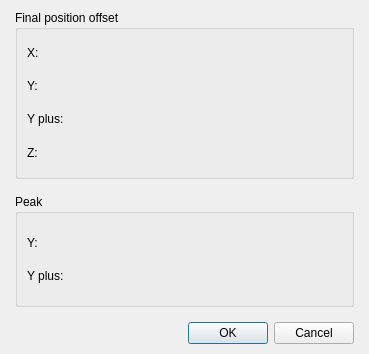
The window that Editor/Dialogs/dialogjump.ui (RPG-Paper-Maker/RPG-Paper-Maker) describes before a commit, drawn with Qt 5.
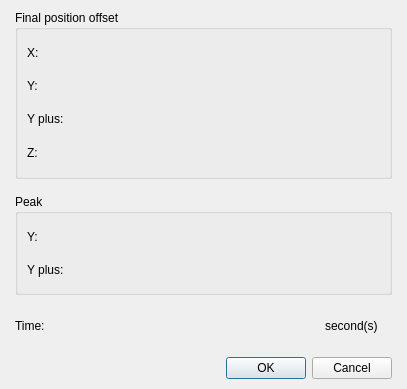
The same window after the commit. Custom widgets are drawn as their Qt base class.

Commit message: [WIP] Command move object (complete): jump time

Patch:
```diff
--- a/Editor/Dialogs/dialogjump.ui
+++ b/Editor/Dialogs/dialogjump.ui
@@ -6,8 +6,8 @@
    <rect>
     <x>0</x>
     <y>0</y>
-    <width>369</width>
-    <height>354</height>
+    <width>407</width>
+    <height>389</height>
    </rect>
   </property>
   <property name="windowTitle">
@@ -244,6 +244,53 @@
          </layout>
         </widget>
        </item>
+       <item>
+        <layout class="QHBoxLayout" name="horizontalLayout_3" stretch="0,0,0,1">
+         <item>
+          <widget class="QLabel" name="labelTime">
+           <property name="text">
+            <string>Time:</string>
+           </property>
+          </widget>
+         </item>
+         <item>
+          <widget class="PanelPrimitiveValue" name="panelPrimitiveTime" native="true">
+           <property name="minimumSize">
+            <size>
+             <width>250</width>
+             <height>27</height>
+            </size>
+           </property>
+           <property name="maximumSize">
+            <size>
+             <width>250</width>
+             <height>27</height>
+            </size>
+           </property>
+          </widget>
+         </item>
+         <item>
+          <widget class="QLabel" name="labelSeconds">
+           <property name="text">
+            <string>second(s)</string>
+           </property>
+          </widget>
+         </item>
+         <item>
+          <spacer name="horizontalSpacer_4">
+           <property name="orientation">
+            <enum>Qt::Horizontal</enum>
+           </property>
+           <property name="sizeHint" stdset="0">
+            <size>
+             <width>40</width>
+             <height>20</height>
+            </size>
+           </property>
+          </spacer>
+         </item>
+        </layout>
+       </item>
       </layout>
      </item>
      <item>
```
The commit also changes 5 other files.
